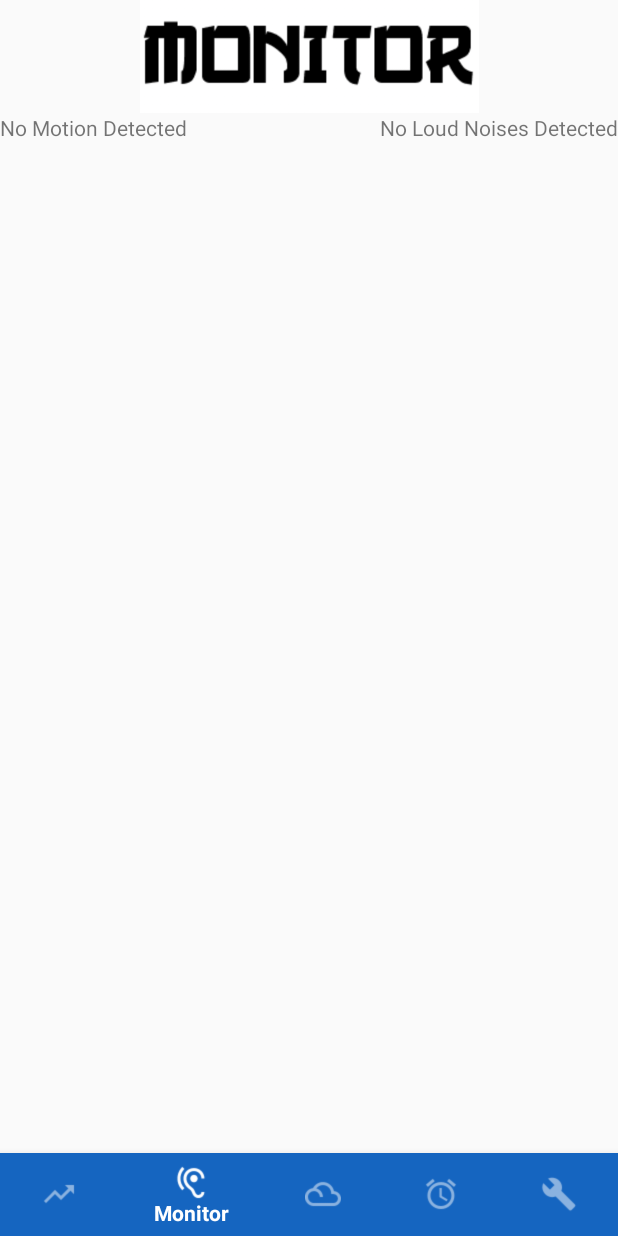
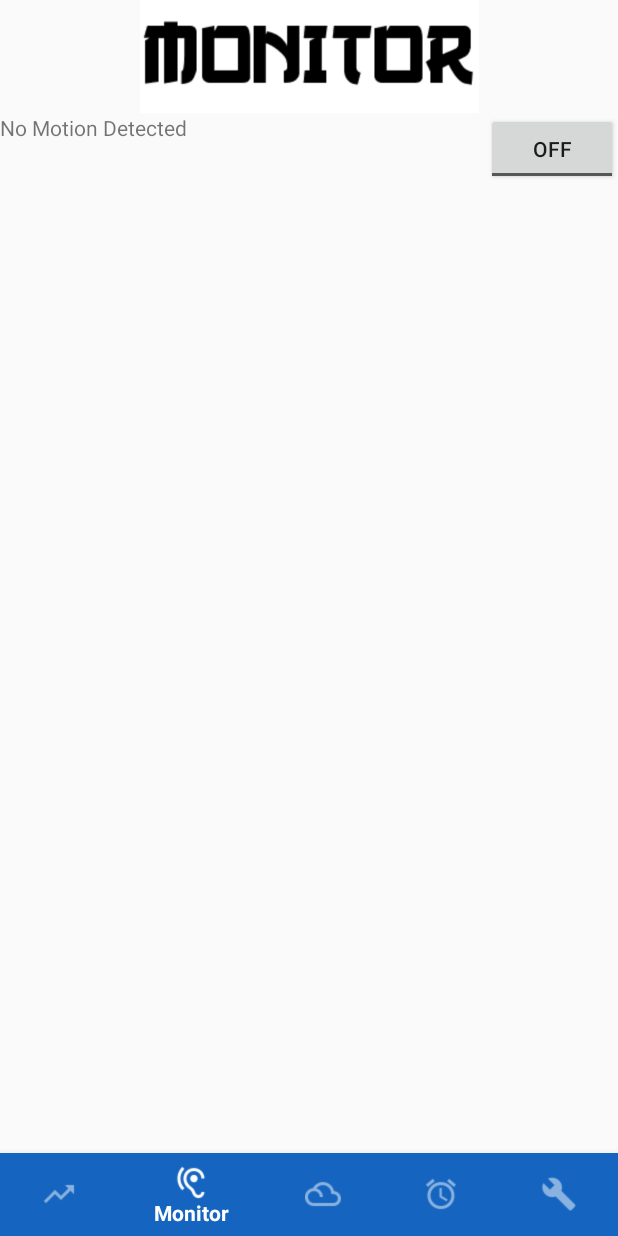
Before and after one commit to bryanlopezrr/Onsen, an Android app: the MonitorActivity screen opened directly, with no data from a screen before it, on a phone screen of 412 x 824 dp. Run offline under Robolectric (Android 15) with nearby library versions, the phone set to English and light mode, and no system bars; 1 statement that could not run was skipped.

Commit message:
Added off/on capabilities for gyroscope, lowered sensitivity

```diff
--- a/app/src/main/java/com/example/onsen/LoginActivity.java
+++ b/app/src/main/java/com/example/onsen/LoginActivity.java
@@ -29,8 +29,8 @@ public class LoginActivity extends AppCompatActivity {
     }
 
     public void login(View view){
-        //Intent intent = new Intent( LoginActivity.this, ReportsActivity.class);
-        //startActivity(intent);
+        Intent intent = new Intent( LoginActivity.this, ReportsActivity.class);
+        startActivity(intent);
         if( TextUtils.isEmpty(tPassword.getText()) &&  TextUtils.isEmpty(tEmail.getText())) {
             tEmail.setError( "Email is required" );
             tPassword.setError("Password is required");
--- a/app/src/main/java/com/example/onsen/MonitorActivity.java
+++ b/app/src/main/java/com/example/onsen/MonitorActivity.java
@@ -6,6 +6,7 @@ import android.graphics.Color;
 import android.os.Bundle;
 import android.view.Menu;
 import android.view.MenuItem;
+import android.widget.CompoundButton;
 import android.widget.EditText;
 import android.widget.RelativeLayout;
 import android.widget.TextView;
@@ -14,6 +15,7 @@ import android.hardware.Sensor;
 import android.hardware.SensorEvent;
 import android.hardware.SensorEventListener;
 import android.hardware.SensorManager;
+import android.widget.ToggleButton;
 
 import androidx.annotation.NonNull;
 import androidx.annotation.Nullable;
@@ -21,19 +23,23 @@ import androidx.appcompat.app.AppCompatActivity;
 
 import com.google.android.material.bottomnavigation.BottomNavigationView;
 
+import static java.lang.Math.abs;
+
 public class MonitorActivity extends AppCompatActivity {
     //https://www.youtube.com/watch?v=8Veyw4e1MX0
 
     private SensorManager sensorManager;
     private Sensor gyroscopeSensor;
     private SensorEventListener gyroscopeEventListener;
-
+    float motionsDetected = 0;
+    float motionsToParse = 0;
 
     @Override
     protected void onCreate(@Nullable Bundle savedInstanceState) {
         super.onCreate(savedInstanceState);
         setContentView(R.layout.activity_monitor);
         final TextView textView = findViewById(R.id.textView2);
+        final ToggleButton toggleButton = findViewById(R.id.toggleButton);
         sensorManager = (SensorManager) getSystemService(SENSOR_SERVICE);
         gyroscopeSensor = sensorManager.getDefaultSensor(Sensor.TYPE_GYROSCOPE);
 
@@ -41,16 +47,27 @@ public class MonitorActivity extends AppCompatActivity {
             Toast.makeText(this, "Error: no gyroscope", Toast.LENGTH_SHORT).show();
             finish();
         }
-
+        toggleButton.setOnCheckedChangeListener(new CompoundButton.OnCheckedChangeListener() {
+            @Override
+            public void onCheckedChanged(CompoundButton buttonView, boolean isChecked) {
+                if(isChecked) {
+                    motionsDetected = 0;
+                }
+                else {
+                    motionsToParse = motionsDetected;
+                    motionsDetected = 0;
+                }
+            }
+        });
         gyroscopeEventListener = new SensorEventListener() {
             @Override
             public void onSensorChanged(SensorEvent event) {
-                if (event.values[2] > 0.2f || event.values[1] > 0.2f || event.values[0] > 0.2f) {
-                    textView.setText(R.string.motion_detected);
+                //if the average amount of motion is above a certain threshold it is noted
+                if ((abs(event.values[2]) + abs(event.values[1]) + abs(event.values[0]) / 3) > 0.7f) {
+                    motionsDetected++;
                 }
-                else {
-                    textView.setText(R.string.no_motion);
-                }
+                textView.setText(Float.toString(motionsDetected));
+
             }
 
             @Override
@@ -58,6 +75,8 @@ public class MonitorActivity extends AppCompatActivity {
 
             }
         };
+
+
         BottomNavigationView bottomNavBar = findViewById(R.id.navigationBar);
         Menu menu = bottomNavBar.getMenu();
         MenuItem menuItem = menu.getItem(1);
--- a/app/src/main/java/com/example/onsen/SignUpActivity.java
+++ b/app/src/main/java/com/example/onsen/SignUpActivity.java
@@ -65,7 +65,6 @@ public class SignUpActivity extends AppCompatActivity {
 
             user.put("name", tName.getText().toString().trim());
 
-
             user.signUpInBackground(new SignUpCallback() {
                 @Override
                 public void done(ParseException e) {
--- a/app/src/main/res/layout/activity_monitor.xml
+++ b/app/src/main/res/layout/activity_monitor.xml
@@ -51,12 +51,12 @@
             android:layout_height="wrap_content"
             android:text="@string/no_motion" />
 
-        <TextView
-            android:id="@+id/textView3"
+        <ToggleButton
+            android:id="@+id/toggleButton"
             android:layout_width="wrap_content"
             android:layout_height="wrap_content"
             android:layout_alignParentRight="true"
-            android:text="@string/no_audio" />
+            android:text="ToggleButton" />
 
 
     </RelativeLayout>
```
